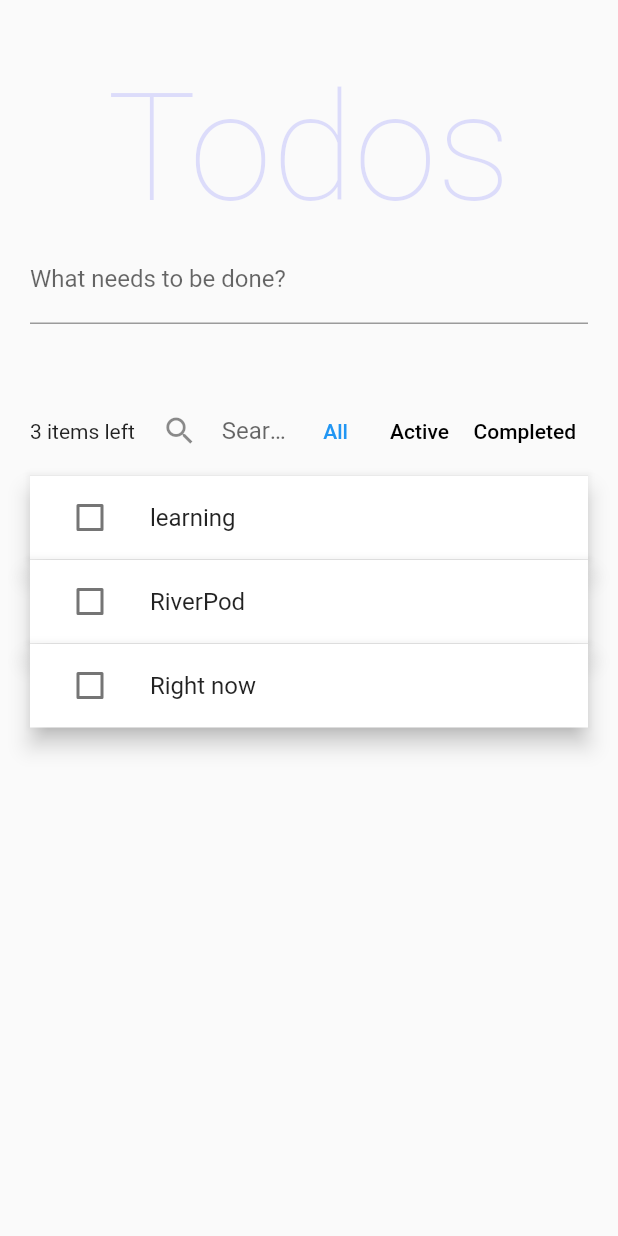
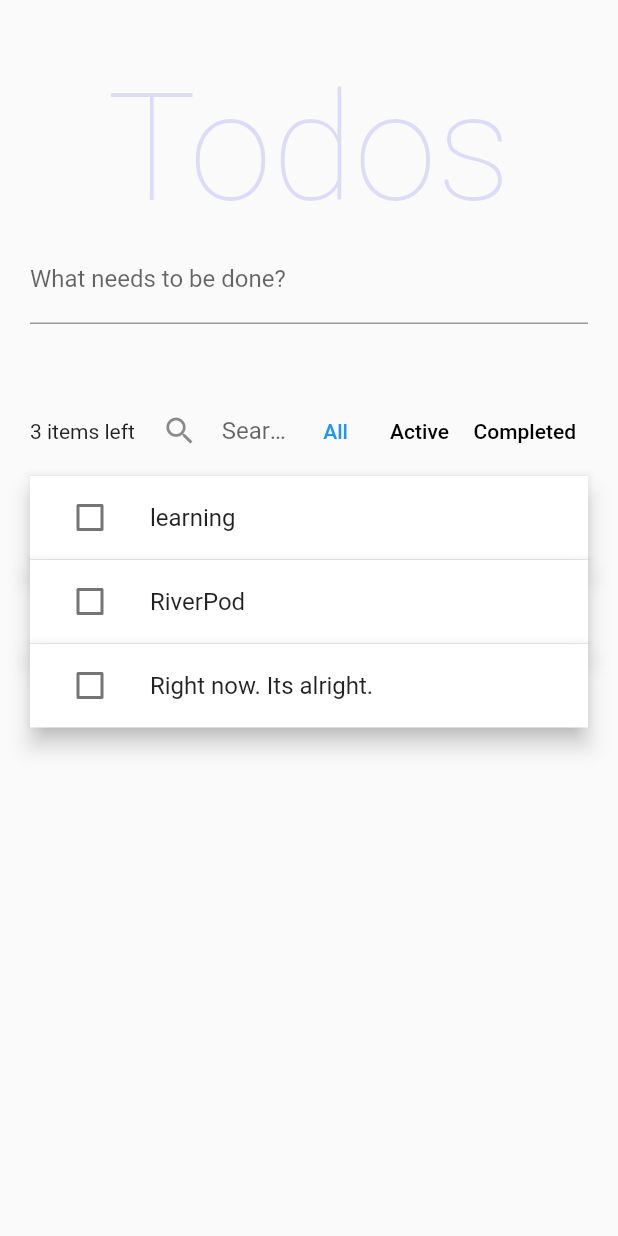
Before and after one commit to CharithBhat/riverpod_with_stateNotifier, a Flutter app: the screen it shows after launch, on a phone screen of 412 x 824 dp. Run offline on Flutter 3.47's test engine with Material 2 defaults, Android fonts, the phone set to English and light mode, and no system bars; our stand-ins replace flutter_hooks, freezed_annotation, hooks_riverpod; Roboto replaces fonts that are missing (Helvetica Neue).

Commit message:
man this sucks

```diff
--- a/lib/main.dart
+++ b/lib/main.dart
@@ -98,7 +98,7 @@ class Toolbar extends HookConsumerWidget {
   @override
   Widget build(BuildContext context, WidgetRef ref) {
     final filter = ref.watch(todoListFilter);
-    final search = ref.watch(todoListSearch);
+    // final search = ref.watch(todoListSearch);
     final searchController = useTextEditingController();
 
     Color? textColorFor(TodoListFilter value) {
--- a/lib/views/todo.vm.dart
+++ b/lib/views/todo.vm.dart
@@ -5,11 +5,13 @@ import 'package:uuid/uuid.dart';
 
 const uid = Uuid();
 
+// need to figure out how to use future provider for sustain
+
 final todoListProvider = StateNotifierProvider<TodoList, List<Todo>>((ref) {
   return TodoList([
     Todo(id: uid.v4(), description: 'learning'),
     Todo(id: uid.v4(), description: 'RiverPod'),
-    Todo(id: uid.v4(), description: 'Right now'),
+    Todo(id: uid.v4(), description: 'Right now. Its alright.'),
   ]);
 });
 
```
